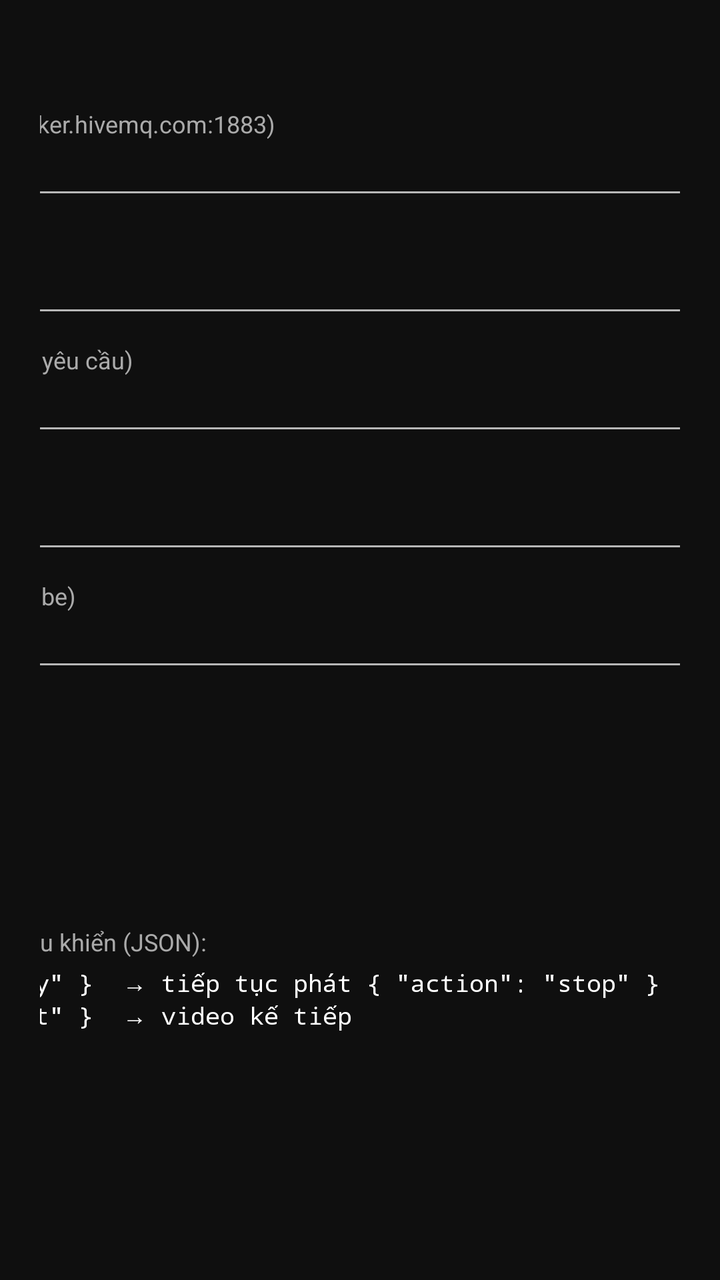
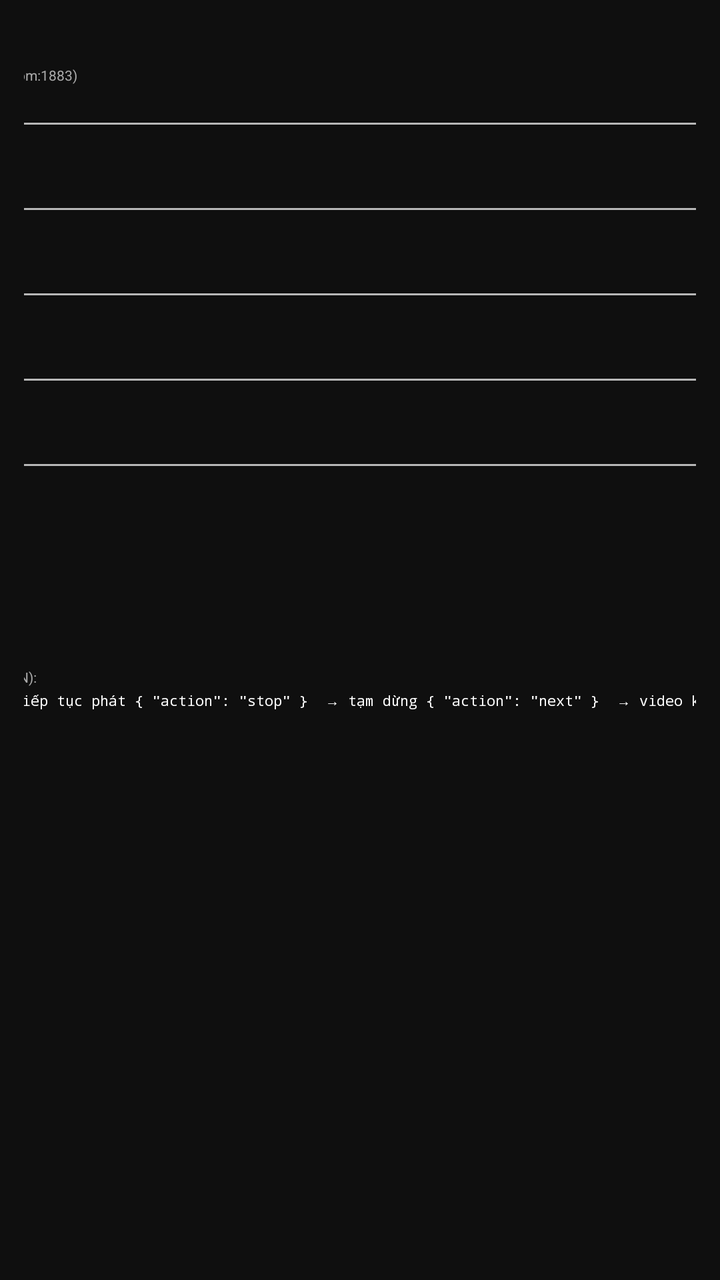

Before-and-after screenshots of an Android layout around one commit, followed by the original layout XML and the change that was made.
<!-- AndroidManifest.xml: application theme Theme.AppCompat.NoActionBar -->
<!-- res/layout/activity_settings.xml -->
<?xml version="1.0" encoding="utf-8"?>
<ScrollView xmlns:android="http://schemas.android.com/apk/res/android"
    android:layout_width="match_parent"
    android:layout_height="match_parent"
    android:fillViewport="true"
    android:padding="20dp"
    android:background="#0f0f0f">

    <LinearLayout
        android:orientation="vertical"
        android:layout_width="560dp"
        android:maxWidth="560dp"
        android:layout_height="wrap_content"
        android:layout_gravity="center_horizontal">

        <TextView
            android:layout_width="wrap_content"
            android:layout_height="wrap_content"
            android:text="Cài đặt MQTT"
            android:textColor="#FFFFFF"
            android:textSize="16sp"
            android:textStyle="bold"
            android:layout_marginBottom="12dp" />

        <TextView
            android:layout_width="wrap_content"
            android:layout_height="wrap_content"
            android:text="Broker (ví dụ: tcp://broker.hivemq.com:1883)"
            android:textColor="#AAAAAA"
            android:textSize="12sp" />

        <EditText
            android:id="@+id/et_broker"
            android:layout_width="match_parent"
            android:layout_height="wrap_content"
            android:textSize="13sp"
            android:textColor="#FFFFFF"
            android:inputType="textUri"
            android:importantForAutofill="no"
            android:layout_marginBottom="8dp" />

        <TextView
            android:layout_width="wrap_content"
            android:layout_height="wrap_content"
            android:text="Client ID"
            android:textColor="#AAAAAA"
            android:textSize="12sp" />

        <EditText
            android:id="@+id/et_client_id"
            android:layout_width="match_parent"
            android:layout_height="wrap_content"
            android:textSize="13sp"
            android:textColor="#FFFFFF"
            android:inputType="text"
            android:importantForAutofill="no"
            android:layout_marginBottom="8dp" />

        <TextView
            android:layout_width="wrap_content"
            android:layout_height="wrap_content"
            android:text="Username (nếu broker yêu cầu)"
            android:textColor="#AAAAAA"
            android:textSize="12sp" />

        <EditText
            android:id="@+id/et_username"
            android:layout_width="match_parent"
            android:layout_height="wrap_content"
            android:textSize="13sp"
            android:textColor="#FFFFFF"
            android:inputType="text"
            android:importantForAutofill="no"
            android:layout_marginBottom="8dp" />

        <TextView
            android:layout_width="wrap_content"
            android:layout_height="wrap_content"
            android:text="Password"
            android:textColor="#AAAAAA"
            android:textSize="12sp" />

        <EditText
            android:id="@+id/et_password"
            android:layout_width="match_parent"
            android:layout_height="wrap_content"
            android:textSize="13sp"
            android:textColor="#FFFFFF"
            android:inputType="textPassword"
            android:importantForAutofill="no"
            android:layout_marginBottom="8dp" />

        <TextView
            android:layout_width="wrap_content"
            android:layout_height="wrap_content"
            android:text="Topic đăng ký (subscribe)"
            android:textColor="#AAAAAA"
            android:textSize="12sp" />

        <EditText
            android:id="@+id/et_topic"
            android:layout_width="match_parent"
            android:layout_height="wrap_content"
            android:textSize="13sp"
            android:textColor="#FFFFFF"
            android:inputType="text"
            android:importantForAutofill="no"
            android:layout_marginBottom="12dp" />

        <Button
            android:id="@+id/btn_connect"
            android:layout_width="wrap_content"
            android:layout_height="wrap_content"
            android:minWidth="0dp"
            android:text="Kết nối"
            android:textSize="13sp"
            android:paddingStart="16dp"
            android:paddingEnd="16dp"
            android:layout_marginBottom="8dp" />

        <TextView
            android:id="@+id/tv_status"
            android:layout_width="wrap_content"
            android:layout_height="wrap_content"
            android:text="Chưa kết nối"
            android:textColor="#FFCC00"
            android:textSize="13sp"
            android:layout_marginBottom="8dp" />

        <TextView
            android:id="@+id/tv_ip"
            android:layout_width="wrap_content"
            android:layout_height="wrap_content"
            android:text="IP local: ..."
            android:textColor="#88FFFFFF"
            android:textSize="12sp"
            android:layout_marginBottom="12dp" />

        <TextView
            android:layout_width="wrap_content"
            android:layout_height="wrap_content"
            android:text="Định dạng tin nhắn điều khiển (JSON):"
            android:textColor="#AAAAAA"
            android:textSize="12sp" />

        <TextView
            android:layout_width="wrap_content"
            android:layout_height="wrap_content"
            android:text='{ "action": "play" }  → tiếp tục phát
{ "action": "stop" }  → tạm dừng
{ "action": "next" }  → video kế tiếp'
            android:textColor="#FFFFFF"
            android:textSize="12sp"
            android:fontFamily="monospace"
            android:layout_marginTop="4dp" />
    </LinearLayout>
</ScrollView>
<!-- resources referenced by this layout -->
<resources>

</resources>

<!-- the commit's change to res/layout/activity_settings.xml (unified diff, before → after) -->
@@ -3,7 +3,7 @@
     android:layout_width="match_parent"
     android:layout_height="match_parent"
     android:fillViewport="true"
-    android:padding="20dp"
+    android:padding="12dp"
     android:background="#0f0f0f">
 
     <LinearLayout
@@ -18,94 +18,94 @@
             android:layout_height="wrap_content"
             android:text="Cài đặt MQTT"
             android:textColor="#FFFFFF"
-            android:textSize="16sp"
+            android:textSize="10sp"
             android:textStyle="bold"
-            android:layout_marginBottom="12dp" />
+            android:layout_marginBottom="7dp" />
 
         <TextView
             android:layout_width="wrap_content"
             android:layout_height="wrap_content"
             android:text="Broker (ví dụ: tcp://broker.hivemq.com:1883)"
             android:textColor="#AAAAAA"
-            android:textSize="12sp" />
+            android:textSize="7sp" />
 
         <EditText
             android:id="@+id/et_broker"
             android:layout_width="match_parent"
             android:layout_height="wrap_content"
-            android:textSize="13sp"
+            android:textSize="8sp"
             android:textColor="#FFFFFF"
             android:inputType="textUri"
             android:importantForAutofill="no"
-            android:layout_marginBottom="8dp" />
+            android:layout_marginBottom="5dp" />
 
         <TextView
             android:layout_width="wrap_content"
             android:layout_height="wrap_content"
             android:text="Client ID"
             android:textColor="#AAAAAA"
-            android:textSize="12sp" />
+            android:textSize="7sp" />
 
         <EditText
             android:id="@+id/et_client_id"
             android:layout_width="match_parent"
             android:layout_height="wrap_content"
-            android:textSize="13sp"
+            android:textSize="8sp"
             android:textColor="#FFFFFF"
             android:inputType="text"
             android:importantForAutofill="no"
-            android:layout_marginBottom="8dp" />
+            android:layout_marginBottom="5dp" />
 
         <TextView
             android:layout_width="wrap_content"
             android:layout_height="wrap_content"
             android:text="Username (nếu broker yêu cầu)"
             android:textColor="#AAAAAA"
-            android:textSize="12sp" />
+            android:textSize="7sp" />
 
         <EditText
             android:id="@+id/et_username"
             android:layout_width="match_parent"
             android:layout_height="wrap_content"
-            android:textSize="13sp"
+            android:textSize="8sp"
             android:textColor="#FFFFFF"
             android:inputType="text"
             android:importantForAutofill="no"
-            android:layout_marginBottom="8dp" />
+            android:layout_marginBottom="5dp" />
 
         <TextView
             android:layout_width="wrap_content"
             android:layout_height="wrap_content"
             android:text="Password"
             android:textColor="#AAAAAA"
-            android:textSize="12sp" />
+            android:textSize="7sp" />
 
         <EditText
             android:id="@+id/et_password"
             android:layout_width="match_parent"
             android:layout_height="wrap_content"
-            android:textSize="13sp"
+            android:textSize="8sp"
             android:textColor="#FFFFFF"
             android:inputType="textPassword"
             android:importantForAutofill="no"
-            android:layout_marginBottom="8dp" />
+            android:layout_marginBottom="5dp" />
 
         <TextView
             android:layout_width="wrap_content"
             android:layout_height="wrap_content"
             android:text="Topic đăng ký (subscribe)"
             android:textColor="#AAAAAA"
-            android:textSize="12sp" />
+            android:textSize="7sp" />
 
         <EditText
             android:id="@+id/et_topic"
             android:layout_width="match_parent"
             android:layout_height="wrap_content"
-            android:textSize="13sp"
+            android:textSize="8sp"
             android:textColor="#FFFFFF"
             android:inputType="text"
             android:importantForAutofill="no"
-            android:layout_marginBottom="12dp" />
+            android:layout_marginBottom="7dp" />
 
         <Button
             android:id="@+id/btn_connect"
@@ -113,10 +113,10 @@
             android:layout_height="wrap_content"
             android:minWidth="0dp"
             android:text="Kết nối"
-            android:textSize="13sp"
-            android:paddingStart="16dp"
-            android:paddingEnd="16dp"
-            android:layout_marginBottom="8dp" />
+            android:textSize="8sp"
+            android:paddingStart="10dp"
+            android:paddingEnd="10dp"
+            android:layout_marginBottom="5dp" />
 
         <TextView
             android:id="@+id/tv_status"
@@ -124,8 +124,8 @@
             android:layout_height="wrap_content"
             android:text="Chưa kết nối"
             android:textColor="#FFCC00"
-            android:textSize="13sp"
-            android:layout_marginBottom="8dp" />
+            android:textSize="8sp"
+            android:layout_marginBottom="5dp" />
 
         <TextView
             android:id="@+id/tv_ip"
@@ -133,15 +133,15 @@
             android:layout_height="wrap_content"
             android:text="IP local: ..."
             android:textColor="#88FFFFFF"
-            android:textSize="12sp"
-            android:layout_marginBottom="12dp" />
+            android:textSize="7sp"
+            android:layout_marginBottom="7dp" />
 
         <TextView
             android:layout_width="wrap_content"
             android:layout_height="wrap_content"
             android:text="Định dạng tin nhắn điều khiển (JSON):"
             android:textColor="#AAAAAA"
-            android:textSize="12sp" />
+            android:textSize="7sp" />
 
         <TextView
             android:layout_width="wrap_content"
@@ -150,8 +150,8 @@
 { "action": "stop" }  → tạm dừng
 { "action": "next" }  → video kế tiếp'
             android:textColor="#FFFFFF"
-            android:textSize="12sp"
+            android:textSize="7sp"
             android:fontFamily="monospace"
-            android:layout_marginTop="4dp" />
+            android:layout_marginTop="2dp" />
     </LinearLayout>
 </ScrollView>
